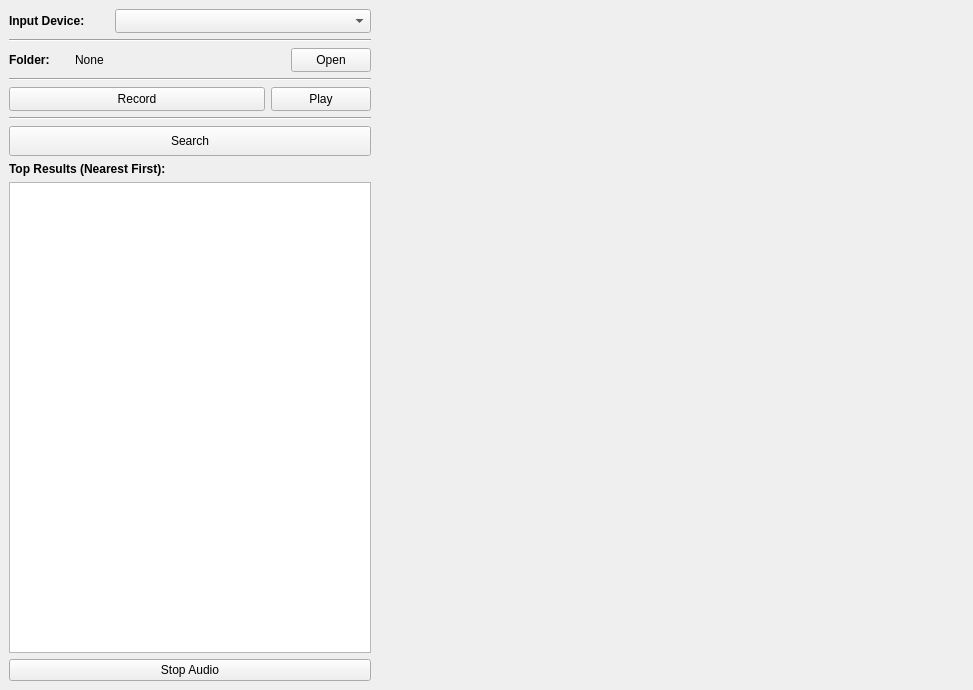
interactiveaudiolab/SoundSeek, file AudioSearchQT/audiorecorder.ui: the form before one commit.
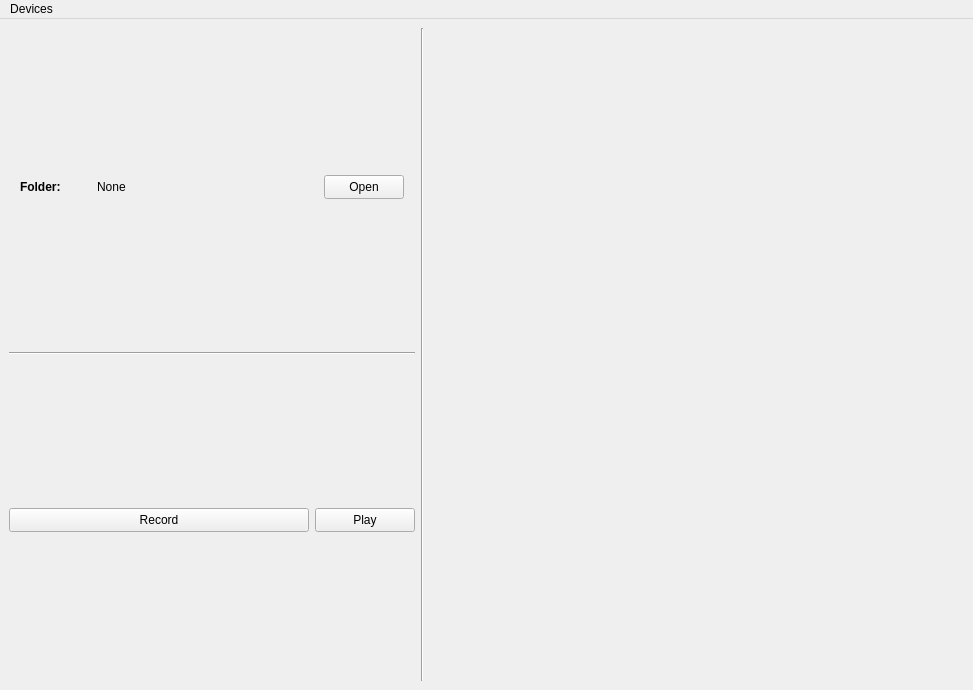
The form after the commit. Custom widgets are drawn as their Qt base class.

Commit message: remove sidebar

Patch:
```diff
--- a/AudioSearchQT/audiorecorder.ui
+++ b/AudioSearchQT/audiorecorder.ui
@@ -22,6 +22,16 @@
   <widget class="QWidget" name="centralwidget">
    <layout class="QHBoxLayout" name="horizontalLayout_2">
     <item>
+     <layout class="QVBoxLayout" name="rightLayout">
+      <property name="leftMargin">
+       <number>0</number>
+      </property>
+      <item>
+       <layout class="QHBoxLayout" name="horizontalLayout">
+        <property name="leftMargin">
+         <number>0</number>
+        </property>
+        <item>
      <layout class="QVBoxLayout" name="lefbarLayout">
       <property name="spacing">
        <number>6</number>
@@ -32,49 +42,9 @@
       <property name="leftMargin">
        <number>0</number>
       </property>
-      <item>
-       <layout class="QHBoxLayout" name="horizontalLayout_4">
-        <item>
-         <widget class="QLabel" name="label">
-          <property name="maximumSize">
-           <size>
-            <width>100</width>
-            <height>16777215</height>
-           </size>
+          <property name="topMargin">
+           <number>0</number>
           </property>
-          <property name="styleSheet">
-           <string notr="true">font-weight: bold;</string>
-          </property>
-          <property name="text">
-           <string>Input Device:</string>
-          </property>
-         </widget>
-        </item>
-        <item>
-         <widget class="QComboBox" name="audioDeviceBox">
-          <property name="minimumSize">
-           <size>
-            <width>0</width>
-            <height>24</height>
-           </size>
-          </property>
-          <property name="maximumSize">
-           <size>
-            <width>16777215</width>
-            <height>16777215</height>
-           </size>
-          </property>
-         </widget>
-        </item>
-       </layout>
-      </item>
-      <item>
-       <widget class="Line" name="line">
-        <property name="orientation">
-         <enum>Qt::Horizontal</enum>
-        </property>
-       </widget>
-      </item>
       <item>
        <layout class="QHBoxLayout" name="searchDirLayout">
         <item>
@@ -174,7 +144,7 @@
           </property>
           <property name="maximumSize">
            <size>
-            <width>16777215</width>
+                <width>300</width>
             <height>2342342</height>
            </size>
           </property>
@@ -188,69 +158,15 @@
         </item>
        </layout>
       </item>
-      <item>
-       <widget class="Line" name="line_3">
-        <property name="orientation">
-         <enum>Qt::Horizontal</enum>
-        </property>
-       </widget>
-      </item>
-      <item>
-       <widget class="QPushButton" name="searchButton">
-        <property name="minimumSize">
-         <size>
-          <width>0</width>
-          <height>30</height>
-         </size>
-        </property>
-        <property name="maximumSize">
-         <size>
-          <width>16777215</width>
-          <height>16777215</height>
-         </size>
-        </property>
-        <property name="autoFillBackground">
-         <bool>true</bool>
-        </property>
-        <property name="text">
-         <string>Search</string>
-        </property>
-       </widget>
-      </item>
-      <item>
-       <widget class="QLabel" name="ResultsLabel">
-        <property name="styleSheet">
-         <string notr="true">font-weight: bold;</string>
-        </property>
-        <property name="text">
-         <string>Top Results (Nearest First): </string>
-        </property>
-       </widget>
-      </item>
-      <item>
-       <widget class="QListWidget" name="topResults">
-        <property name="maximumSize">
-         <size>
-          <width>362</width>
-          <height>16777215</height>
-         </size>
-        </property>
-       </widget>
-      </item>
-      <item>
-       <widget class="QPushButton" name="resultViewButton">
-        <property name="text">
-         <string>Stop Audio</string>
-        </property>
-       </widget>
-      </item>
      </layout>
     </item>
     <item>
-     <layout class="QVBoxLayout" name="rightLayout">
-      <property name="leftMargin">
-       <number>0</number>
-      </property>
+         <widget class="Line" name="line_4">
+          <property name="orientation">
+           <enum>Qt::Vertical</enum>
+          </property>
+         </widget>
+        </item>
       <item>
        <layout class="QVBoxLayout" name="waveformLayout">
         <property name="spacing">
@@ -264,6 +180,18 @@
         </property>
         <item>
          <widget class="QLabel" name="waveformLabel">
+            <property name="minimumSize">
+             <size>
+              <width>0</width>
+              <height>24</height>
+             </size>
+            </property>
+            <property name="maximumSize">
+             <size>
+              <width>16777215</width>
+              <height>24</height>
+             </size>
+            </property>
           <property name="text">
            <string/>
           </property>
@@ -284,6 +212,8 @@
         </item>
        </layout>
       </item>
+       </layout>
+      </item>
       <item>
        <layout class="QVBoxLayout" name="graphLayout">
         <property name="leftMargin">
@@ -295,6 +225,28 @@
     </item>
    </layout>
   </widget>
+  <widget class="QMenuBar" name="menuBar">
+   <property name="geometry">
+    <rect>
+     <x>0</x>
+     <y>0</y>
+     <width>973</width>
+     <height>22</height>
+    </rect>
+   </property>
+   <widget class="QMenu" name="menuDevices">
+    <property name="title">
+     <string>Devices</string>
+    </property>
+    <addaction name="actionInput_Device"/>
+   </widget>
+   <addaction name="menuDevices"/>
+  </widget>
+  <action name="actionInput_Device">
+   <property name="text">
+    <string>Input Device</string>
+   </property>
+  </action>
  </widget>
  <customwidgets>
   <customwidget>
```
Left out of the diff: 52 changed lines with no effect on the pictures. Lines whose indentation alone changed are shown as unchanged. The commit also changes 2 other files.
